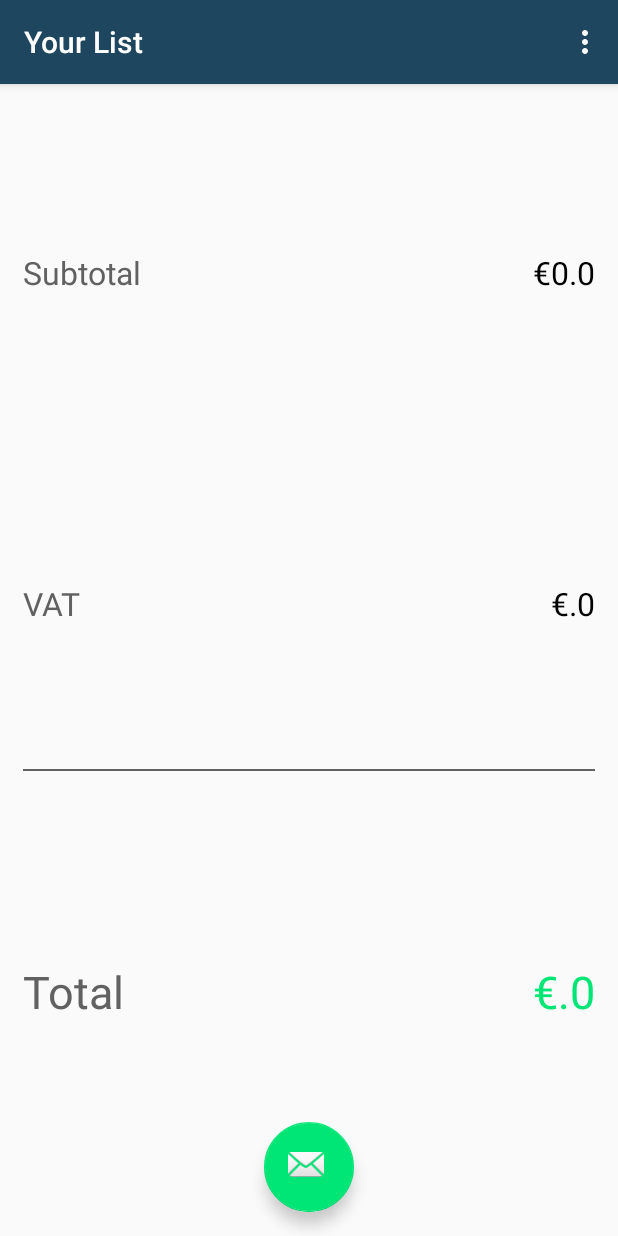
After one commit to PBBassily/ShoppingListBeta, an Android app: the fragment MyDialogFragment placed in its activity, on a phone screen of 412 x 824 dp. The commit adds this screen. Run offline under Robolectric (Android 15) with nearby library versions, the phone set to English and light mode, and no system bars; libraries missing offline, so code that uses them is left out: br.com.mauker; plain views replace MaterialSearchView; 4 statements that could not run were skipped.

Commit message:
expected cost

```diff
--- a/app/build.gradle
+++ b/app/build.gradle
@@ -24,6 +24,8 @@ dependencies {
     implementation 'com.android.support.constraint:constraint-layout:1.1.2'
     implementation 'com.android.support:design:27.1.1'
     implementation 'br.com.mauker.materialsearchview:materialsearchview:1.2.3'
+    implementation 'com.android.support:support-v4:27.1.1'
+    implementation 'com.google.android.gms:play-services-plus:15.0.1'
     testImplementation 'junit:junit:4.12'
     androidTestImplementation 'com.android.support.test:runner:1.0.2'
     androidTestImplementation 'com.android.support.test.espresso:espresso-core:3.0.2'
--- a/app/src/main/AndroidManifest.xml
+++ b/app/src/main/AndroidManifest.xml
@@ -1,6 +1,9 @@
 <?xml version="1.0" encoding="utf-8"?>
 <manifest xmlns:android="http://schemas.android.com/apk/res/android"
     package="paula.mobdev.shoppingmania">
+
+    <!-- To access Google+ APIs: -->
+    <uses-permission android:name="android.permission.INTERNET" />
 
     <application
         android:allowBackup="true"
@@ -15,17 +18,18 @@
 
                 <category android:name="android.intent.category.LAUNCHER" />
             </intent-filter>
-        </activity >
+        </activity>
         <activity
             android:name=".activities.ListActivity"
             android:label="@string/title_activity_list"
-            android:theme="@style/AppTheme.NoActionBar"></activity>
+            android:theme="@style/AppTheme.NoActionBar" />
+
         <provider
             android:name="br.com.mauker.materialsearchview.db.HistoryProvider"
             android:authorities="br.com.mauker.materialsearchview.searchhistorydatabase"
             android:exported="false"
             android:protectionLevel="signature"
-            android:syncable="true"/>
+            android:syncable="true" />
     </application>
 
 </manifest>
--- a/app/src/main/java/paula/mobdev/shoppingmania/activities/ListActivity.java
+++ b/app/src/main/java/paula/mobdev/shoppingmania/activities/ListActivity.java
@@ -1,6 +1,7 @@
 package paula.mobdev.shoppingmania.activities;
 
 
+import android.app.FragmentManager;
 import android.content.DialogInterface;
 import android.graphics.Color;
 import android.os.Bundle;
@@ -93,7 +94,7 @@ public class ListActivity extends AppCompatActivity implements RecyclerItemTouch
                 Item item = productsHandler.isItemFound(suggestion);
                 if(item!=null) {
                     searchView.setQuery(suggestion, true);
-                    itemsList.add(item);
+                    itemsList.add(0,item);
                     refreshList();
 
                 }else{
@@ -212,8 +213,8 @@ public class ListActivity extends AppCompatActivity implements RecyclerItemTouch
     public boolean onOptionsItemSelected(MenuItem item) {
         switch (item.getItemId()) {
             case R.id.action_cost:
-                Toast.makeText(getApplicationContext(), "cost",
-                        Toast.LENGTH_SHORT).show();
+                if(itemsList.size()!=0)
+                    showCost();
                 return true;
             case R.id.action_sort:
                 sortList();
@@ -225,6 +226,23 @@ public class ListActivity extends AppCompatActivity implements RecyclerItemTouch
             default:
                 return super.onContextItemSelected(item);
         }
+    }
+
+    private void showCost() {
+        FragmentManager fm = getFragmentManager();
+        MyDialogFragment dialogFragment = new MyDialogFragment ();
+        Bundle args = new Bundle();
+        args.putDouble("prices",getTotalPrices());
+        dialogFragment.setArguments(args);
+        dialogFragment.show(fm, "Sample Fragment");
+    }
+
+    private double getTotalPrices() {
+        double prices = 0;
+        for(Item item :itemsList){
+            prices+=item.getPrice();
+        }
+        return prices;
     }
 
     private void resetView() {
--- /dev/null
+++ b/app/src/main/java/paula/mobdev/shoppingmania/activities/MyDialogFragment.java
@@ -0,0 +1,43 @@
+package paula.mobdev.shoppingmania.activities;
+
+import android.app.DialogFragment;
+import android.os.Bundle;
+import android.view.LayoutInflater;
+import android.view.View;
+import android.view.ViewGroup;
+import android.widget.TextView;
+
+import org.w3c.dom.Text;
+
+import java.text.DecimalFormat;
+
+import paula.mobdev.shoppingmania.R;
+
+public class MyDialogFragment extends DialogFragment {
+
+    @Override
+    public View onCreateView(LayoutInflater inflater, ViewGroup container, Bundle savedInstanceState) {
+        DecimalFormat decimalFormat = new DecimalFormat(".##");
+        View rootView = inflater.inflate(R.layout.custom_cost_dialogue, container, false);
+        double prices = getArguments().getDouble("prices");
+
+        TextView subTextView = (TextView)rootView.findViewById(R.id.cost_subtotal);
+        TextView vatTextView = (TextView)rootView.findViewById(R.id.cost_vat);
+        TextView totalTextView = (TextView)rootView.findViewById(R.id.cost_total);
+
+        String plus = "";
+        if(prices>10000.0){
+            prices = 10000.0;
+            plus="+";
+        }
+        subTextView.setText(getResources().getString(R.string.currency_symbol) + prices+plus);
+
+        vatTextView.setText(getResources().getString(R.string.currency_symbol) +
+                decimalFormat.format(prices*.14)+plus);
+
+        totalTextView.setText(getResources().getString(R.string.currency_symbol) +
+                decimalFormat.format(prices*.14+prices)+plus);
+
+        return rootView;
+    }
+}
--- a/app/src/main/java/paula/mobdev/shoppingmania/controllers/ProdcutsHandler.java
+++ b/app/src/main/java/paula/mobdev/shoppingmania/controllers/ProdcutsHandler.java
@@ -29,26 +29,27 @@ public class ProdcutsHandler {
         } catch (IOException e) {
             e.printStackTrace();
         }
-        Log.d("search","rows size"+rows.size());
-        Log.d("search","map size"+map.size());
     }
     public ArrayList<String> getSuggestions (){
         ArrayList<String> suggestions = new ArrayList<String>();
         for (String [] row : rows) {
             suggestions.add(row[0]);
         }
-        Log.d("search","suggestions size"+suggestions.size());
         return  suggestions;
     }
     public Item isItemFound(String query){
-        Log.d("search","query : "+query);
+        query = query.toLowerCase().trim();
+        query = query.substring(0, 1).toUpperCase() + query.substring(1);
         Item item = null ;
+
         if(map.containsKey(query)){
+
             String[] itemData = rows.get(map.get(query));
             String itemName = itemData[0];
             String itemCategory = itemData[1];
             Double itemPrice = Double.parseDouble(itemData[2]);
             item = new Item(null,itemName,itemCategory,itemPrice,false);
+
         }
         return item;
     }
--- /dev/null
+++ b/app/src/main/res/drawable/round_corners.xml
@@ -0,0 +1,6 @@
+<shape xmlns:android="http://schemas.android.com/apk/res/android"
+    android:shape="rectangle">
+    <solid android:color="@android:color/transparent"/>
+    <corners android:radius="10dp" />
+    <padding android:left="10dp" android:right="10dp"/>
+</shape>
--- /dev/null
+++ b/app/src/main/res/layout/custom_cost_dialogue.xml
@@ -0,0 +1,100 @@
+<?xml version="1.0" encoding="utf-8"?>
+<FrameLayout
+    xmlns:android="http://schemas.android.com/apk/res/android"
+    android:layout_width="match_parent"
+    android:layout_height="match_parent">
+<LinearLayout
+    android:layout_width="match_parent"
+    android:layout_height="match_parent"
+    android:orientation="vertical"
+    android:padding="@dimen/padd_15"
+    android:layout_weight="5"
+    >
+    <LinearLayout
+        android:layout_width="match_parent"
+        android:layout_height="0dp"
+        android:layout_weight="1.5"
+        android:orientation="horizontal"
+        android:weightSum="10">
+        <TextView
+            android:layout_width="0dp"
+            android:layout_weight="4"
+            android:layout_height="match_parent"
+            android:text="Subtotal"
+            android:gravity="left|center"
+            android:textSize="@dimen/textFont"
+            android:textColor="@color/colorTextSecondary"
+            />
+        <TextView
+            android:id="@+id/cost_subtotal"
+            android:layout_width="0dp"
+            android:layout_weight="6"
+            android:layout_height="match_parent"
+            android:text="Subtotal"
+            android:gravity="right|center"
+            android:textSize="@dimen/textFont"
+            android:textColor="@color/colorTextPrimary"
+            />
+
+    </LinearLayout>
+    <LinearLayout
+        android:layout_width="match_parent"
+        android:layout_height="0dp"
+        android:layout_weight="1.5"
+        android:orientation="horizontal"
+        android:weightSum="10">
+        <TextView
+            android:layout_width="0dp"
+            android:layout_weight="4"
+            android:layout_height="match_parent"
+            android:text="VAT"
+            android:gravity="left|center"
+            android:textSize="@dimen/textFont"
+            android:textColor="@color/colorTextSecondary"
+            />
+        <TextView
+            android:id="@+id/cost_vat"
+            android:layout_width="0dp"
+            android:layout_weight="6"
+            android:layout_height="match_parent"
+            android:text="VAT"
+            android:gravity="right|center"
+            android:textSize="@dimen/textFont"
+            android:textColor="@color/colorTextPrimary"
+            />
+    </LinearLayout>
+    <View
+        android:layout_width="match_parent"
+        android:layout_height="1dp"
+        android:background="@color/colorTextSecondary" />
+    <LinearLayout
+        android:layout_width="match_parent"
+        android:layout_height="0dp"
+        android:layout_weight="2"
+        android:orientation="horizontal"
+
+        android:weightSum="10">
+        <TextView
+            android:layout_width="0dp"
+            android:layout_weight="4"
+            android:layout_height="match_parent"
+            android:text="Total"
+            android:gravity="left|center"
+            android:textSize="@dimen/textBigFont"
+            android:textColor="@color/colorTextSecondary"
+            />
+        <TextView
+            android:id="@+id/cost_total"
+            android:layout_width="0dp"
+            android:layout_weight="6"
+            android:layout_height="match_parent"
+            android:text="Total"
+            android:gravity="right|center"
+            android:textSize="@dimen/textBigFont"
+            android:textColor="@color/colorAccent"
+            />
+
+    </LinearLayout>
+
+</LinearLayout>
+</FrameLayout>
--- a/app/src/main/res/values/dimens.xml
+++ b/app/src/main/res/values/dimens.xml
@@ -2,4 +2,8 @@
     <dimen name="fab_margin">16dp</dimen>
     <dimen name="padd_10">10dp</dimen>
     <dimen name="ic_delete">30dp</dimen>
+    <dimen name="textSecondryFont">14dp</dimen>
+    <dimen name="textFont">21dp</dimen>
+    <dimen name="textBigFont">30dp</dimen>
+    <dimen name="padd_15">15dp</dimen>
 </resources>
```
